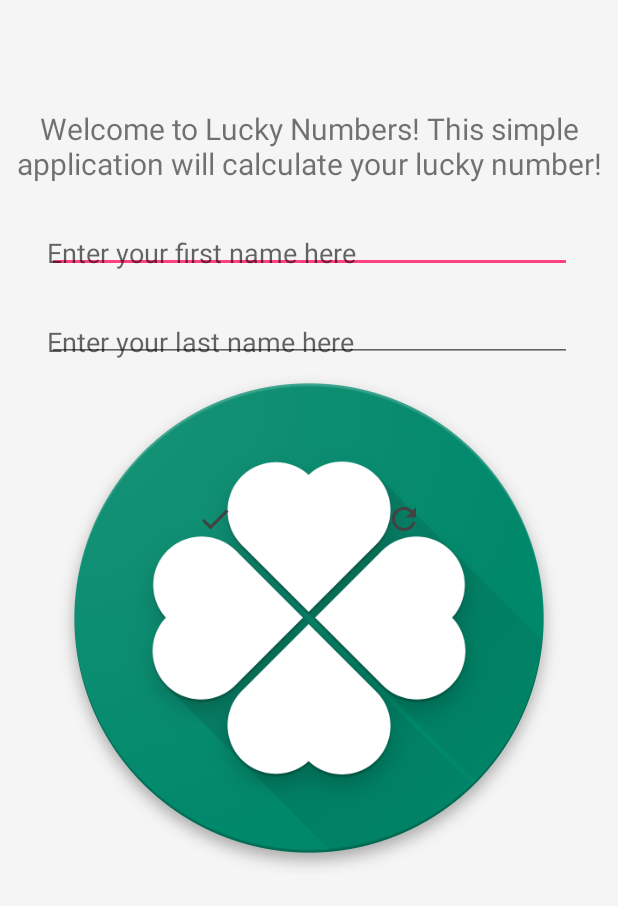
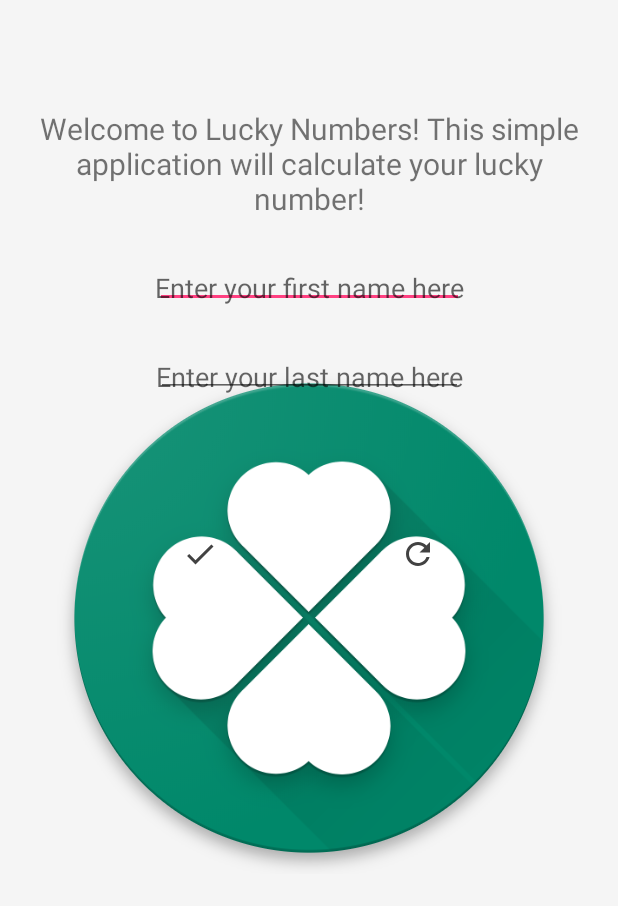
Before and after one commit to MyczkowskiAdam/LuckyNumbersApk, an Android app: the layout fragment_luckynumbers.xml on its own in the app's theme, with its tools: preview values and no code run, on a phone screen of 412 x 824 dp. Shown: the top 906 px of the screen. Run offline under Robolectric (Android 15) with nearby library versions, the phone set to English and light mode, and no system bars; plain views replace FadeTextView, MaterialEditText.

Commit message:
Update layout for smaller screens * Rewrite most constrains and place it in a scrollView to support smaller screens * Grey out unavailable preference rather than remove it
Signed-off-by: Adam Myczkowski <mycaxd511@gmail.com>

```diff
--- a/app/src/main/java/com/luckynumbers/mycax/luckynumbers/SettingsFragment.java
+++ b/app/src/main/java/com/luckynumbers/mycax/luckynumbers/SettingsFragment.java
@@ -52,7 +52,8 @@ public class SettingsFragment extends PreferenceFragment implements Preference.O
 
         sGridView = (SwitchPreference) findPreference(APP_ENABLE_GRID);
         if (((MainActivity) getActivity()).getMainTag().equals("phone")) {
-            getPreferenceScreen().removePreference(sGridView);
+            sGridView.setShouldDisableView(true);
+            sGridView.setEnabled(false);
         } else {
             sGridView.setSummary(PreferenceManager.getDefaultSharedPreferences(getActivity())
                     .getBoolean(APP_ENABLE_GRID, false) ? R.string.gridview_summary_true : R.string.gridview_summary_false);
--- a/app/src/main/res/layout/fragment_luckynumbers.xml
+++ b/app/src/main/res/layout/fragment_luckynumbers.xml
@@ -1,69 +1,78 @@
 <?xml version="1.0" encoding="utf-8"?>
-<android.support.constraint.ConstraintLayout xmlns:android="http://schemas.android.com/apk/res/android"
+<ScrollView xmlns:android="http://schemas.android.com/apk/res/android"
     xmlns:app="http://schemas.android.com/apk/res-auto"
     xmlns:tools="http://schemas.android.com/tools"
     android:layout_width="match_parent"
     android:layout_height="match_parent"
-    tools:context="com.luckynumbers.mycax.luckynumbers.LuckyNumbersFragment"
-    tools:layout_editor_absoluteX="0dp"
-    tools:layout_editor_absoluteY="81dp">
+    tools:context="com.luckynumbers.mycax.luckynumbers.LuckyNumbersFragment">
+
+    <android.support.constraint.ConstraintLayout
+        android:layout_width="match_parent"
+        android:layout_height="wrap_content"
+        android:paddingBottom="70dp">
 
         <com.hanks.htextview.fade.FadeTextView
             android:id="@+id/output_text"
             android:layout_width="match_parent"
             android:layout_height="wrap_content"
+            android:layout_marginLeft="32dp"
+            android:layout_marginRight="32dp"
+            android:layout_marginTop="200dp"
             android:gravity="center"
             android:paddingTop="8dp"
             android:textColor="?attr/output_color"
             android:textSize="18sp"
-        android:layout_marginLeft="32dp"
-        android:layout_marginRight="32dp"
-        android:layout_marginTop="200dp"
             app:layout_constraintHorizontal_bias="0.5"
             app:layout_constraintLeft_toLeftOf="parent"
             app:layout_constraintRight_toRightOf="parent"
-        app:layout_constraintTop_toTopOf="@+id/lastName"/>
+            app:layout_constraintTop_toTopOf="@+id/lastName" />
 
         <com.rengwuxian.materialedittext.MaterialEditText
             android:id="@+id/firstName"
-        android:layout_width="350dp"
+            android:layout_width="wrap_content"
             android:layout_height="wrap_content"
-        android:layout_marginEnd="8dp"
-        android:layout_marginStart="8dp"
+            android:layout_marginEnd="16dp"
+            android:layout_marginStart="16dp"
             android:layout_marginTop="32dp"
             android:hint="@string/enter_fname"
+            android:paddingLeft="15dp"
+            android:paddingRight="15dp"
             app:layout_constraintEnd_toEndOf="parent"
             app:layout_constraintStart_toStartOf="parent"
             app:layout_constraintTop_toBottomOf="@+id/Greetings"
+            app:met_baseColor="?attr/txt_basecolor"
             app:met_floatingLabel="highlight"
+            app:met_floatingLabelTextColor="?attr/floatingLabelTextColor"
             app:met_floatingLabelTextSize="20sp"
-        app:met_baseColor="?attr/txt_basecolor"
-        app:met_textColor="?attr/txt_color"
             app:met_primaryColor="?attr/floatingLabelTextColor"
-        app:met_floatingLabelTextColor="?attr/floatingLabelTextColor"/>
+            app:met_textColor="?attr/txt_color" />
 
         <com.rengwuxian.materialedittext.MaterialEditText
             android:id="@+id/lastName"
-        android:layout_width="350dp"
+            android:layout_width="wrap_content"
             android:layout_height="wrap_content"
-        android:layout_marginEnd="8dp"
-        android:layout_marginStart="8dp"
+            android:layout_marginEnd="16dp"
+            android:layout_marginStart="16dp"
             android:layout_marginTop="32dp"
             android:hint="@string/enter_lname"
+            android:paddingLeft="15dp"
+            android:paddingRight="15dp"
             app:layout_constraintEnd_toEndOf="parent"
             app:layout_constraintStart_toStartOf="parent"
             app:layout_constraintTop_toBottomOf="@+id/firstName"
+            app:met_baseColor="?attr/txt_basecolor"
             app:met_floatingLabel="highlight"
+            app:met_floatingLabelTextColor="?attr/floatingLabelTextColor"
             app:met_floatingLabelTextSize="20sp"
-        app:met_baseColor="?attr/txt_basecolor"
-        app:met_textColor="?attr/txt_color"
             app:met_primaryColor="?attr/floatingLabelTextColor"
-        app:met_floatingLabelTextColor="?attr/floatingLabelTextColor"/>
+            app:met_textColor="?attr/txt_color" />
 
         <TextView
             android:id="@+id/Greetings"
             android:layout_width="match_parent"
             android:layout_height="wrap_content"
+            android:layout_marginEnd="16dp"
+            android:layout_marginStart="16dp"
             android:layout_marginTop="16dp"
             android:gravity="center"
             android:text="@string/app_greetings"
@@ -73,28 +82,29 @@
 
         <ImageButton
             android:id="@+id/imageButtonReset"
-        android:contentDescription="@string/process_desc"
             android:layout_width="wrap_content"
             android:layout_height="wrap_content"
-        android:layout_marginEnd="100dp"
-        android:layout_marginStart="100dp"
             android:layout_marginTop="120dp"
             android:background="@null"
-        app:layout_constraintEnd_toEndOf="@+id/lastName"
+            android:contentDescription="@string/process_desc"
+            app:layout_constraintEnd_toEndOf="parent"
+            app:layout_constraintHorizontal_bias="0.5"
+            app:layout_constraintStart_toEndOf="@+id/imageButtonCalculate"
             app:layout_constraintTop_toTopOf="@+id/lastName"
             app:srcCompat="?attr/ic_refresh" />
 
         <ImageButton
             android:id="@+id/imageButtonCalculate"
-        android:contentDescription="@string/reset_desc"
             android:layout_width="wrap_content"
             android:layout_height="wrap_content"
-        android:layout_marginEnd="100dp"
-        android:layout_marginStart="100dp"
             android:layout_marginTop="120dp"
             android:background="@null"
-        app:layout_constraintStart_toStartOf="@+id/lastName"
+            android:contentDescription="@string/reset_desc"
+            app:layout_constraintEnd_toStartOf="@+id/imageButtonReset"
+            app:layout_constraintHorizontal_bias="0.5"
+            app:layout_constraintStart_toStartOf="parent"
             app:layout_constraintTop_toTopOf="@+id/lastName"
             app:srcCompat="?attr/ic_done" />
 
     </android.support.constraint.ConstraintLayout>
+</ScrollView>
```
Lines whose indentation alone changed are shown as unchanged.
